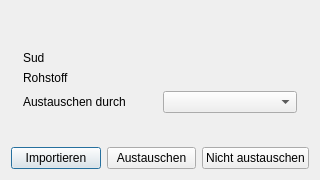
This is kleiner-brauhelfer/dialogs/dlgrohstoffaustausch.ui in kleiner-brauhelfer/kleiner-brauhelfer-2 as Qt 5 draws it before an edit. The edited form follows.
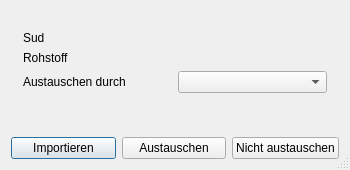
This is the edited form. Custom widgets are drawn as their Qt base class.

```diff
--- a/kleiner-brauhelfer/dialogs/dlgrohstoffaustausch.ui
+++ b/kleiner-brauhelfer/dialogs/dlgrohstoffaustausch.ui
@@ -6,10 +6,19 @@
    <rect>
     <x>0</x>
     <y>0</y>
-    <width>320</width>
-    <height>180</height>
+    <width>350</width>
+    <height>170</height>
    </rect>
   </property>
+  <property name="minimumSize">
+   <size>
+    <width>278</width>
+    <height>170</height>
+   </size>
+  </property>
+  <property name="sizeGripEnabled">
+   <bool>true</bool>
+  </property>
   <layout class="QVBoxLayout" name="verticalLayout">
    <item>
     <widget class="QLabel" name="label">
@@ -18,9 +27,6 @@
      </property>
     </widget>
    </item>
-   <item>
-    <widget class="QLabel" name="label_5"/>
-   </item>
    <item>
     <layout class="QGridLayout" name="gridLayout">
      <property name="leftMargin">
@@ -108,6 +114,13 @@
    </item>
   </layout>
  </widget>
+ <customwidgets>
+  <customwidget>
+   <class>ComboBox</class>
+   <extends>QComboBox</extends>
+   <header>widgets/combobox.h</header>
+  </customwidget>
+ </customwidgets>
  <resources/>
  <connections/>
 </ui>
```
Left out of the diff: 17 changed lines with no effect on the pictures.
